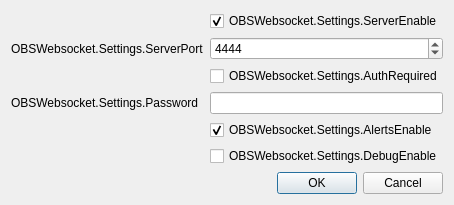
Before: the Qt Designer form forms/settings-dialog.ui in Alzy/obs-midi, drawn with Qt 5.
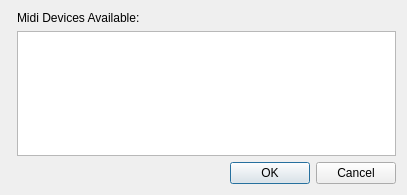
After: the same form once the commit is applied.

Commit message: initial implementation of midi menu. (not yet populating)

Patch:
```diff
--- a/forms/settings-dialog.ui
+++ b/forms/settings-dialog.ui
@@ -28,76 +28,15 @@
 	 </property>
 	 <item>
 		<layout class="QFormLayout" name="formLayout">
-		 <item row="3" column="1">
-			<widget class="QCheckBox" name="authRequired">
+     <item row="0" column="1">
+      <widget class="QLabel" name="lbl_midi_dev">
 			 <property name="text">
-				<string>OBSWebsocket.Settings.AuthRequired</string>
-			 </property>
-			</widget>
-		 </item>
-		 <item row="4" column="0">
-			<widget class="QLabel" name="lbl_password">
-			 <property name="text">
-				<string>OBSWebsocket.Settings.Password</string>
-			 </property>
-			</widget>
-		 </item>
-		 <item row="4" column="1">
-			<widget class="QLineEdit" name="password">
-			 <property name="echoMode">
-				<enum>QLineEdit::Password</enum>
+        <string>Midi Devices Available:</string>
 			 </property>
 			</widget>
 		 </item>
 		 <item row="1" column="1">
-			<widget class="QCheckBox" name="serverEnabled">
-			 <property name="text">
-				<string>OBSWebsocket.Settings.ServerEnable</string>
-			 </property>
-			 <property name="checked">
-				<bool>true</bool>
-			 </property>
-			</widget>
-		 </item>
-		 <item row="2" column="0">
-			<widget class="QLabel" name="lbl_serverPort">
-			 <property name="text">
-				<string>OBSWebsocket.Settings.ServerPort</string>
-			 </property>
-			</widget>
-		 </item>
-		 <item row="2" column="1">
-			<widget class="QSpinBox" name="serverPort">
-			 <property name="minimum">
-				<number>1024</number>
-			 </property>
-			 <property name="maximum">
-				<number>65535</number>
-			 </property>
-			 <property name="value">
-				<number>4444</number>
-			 </property>
-			</widget>
-		 </item>
-		 <item row="5" column="1">
-			 <widget class="QCheckBox" name="alertsEnabled">
-				 <property name="text">
-					 <string>OBSWebsocket.Settings.AlertsEnable</string>
-				 </property>
-				 <property name="checked">
-					 <bool>true</bool>
-				 </property>
-			 </widget>
-		 </item>
-		 <item row="6" column="1">
-			 <widget class="QCheckBox" name="debugEnabled">
-				 <property name="text">
-					 <string>OBSWebsocket.Settings.DebugEnable</string>
-				 </property>
-				 <property name="checked">
-					 <bool>false</bool>
-				 </property>
-			 </widget>
+      <widget class="QListView" name="list_midi_dev"/>
 		 </item>
 		</layout>
 	 </item>
```
Left out of the diff: 2 changed lines with no effect on the pictures. Lines whose indentation alone changed are shown as unchanged. The commit also changes 6 other files.
